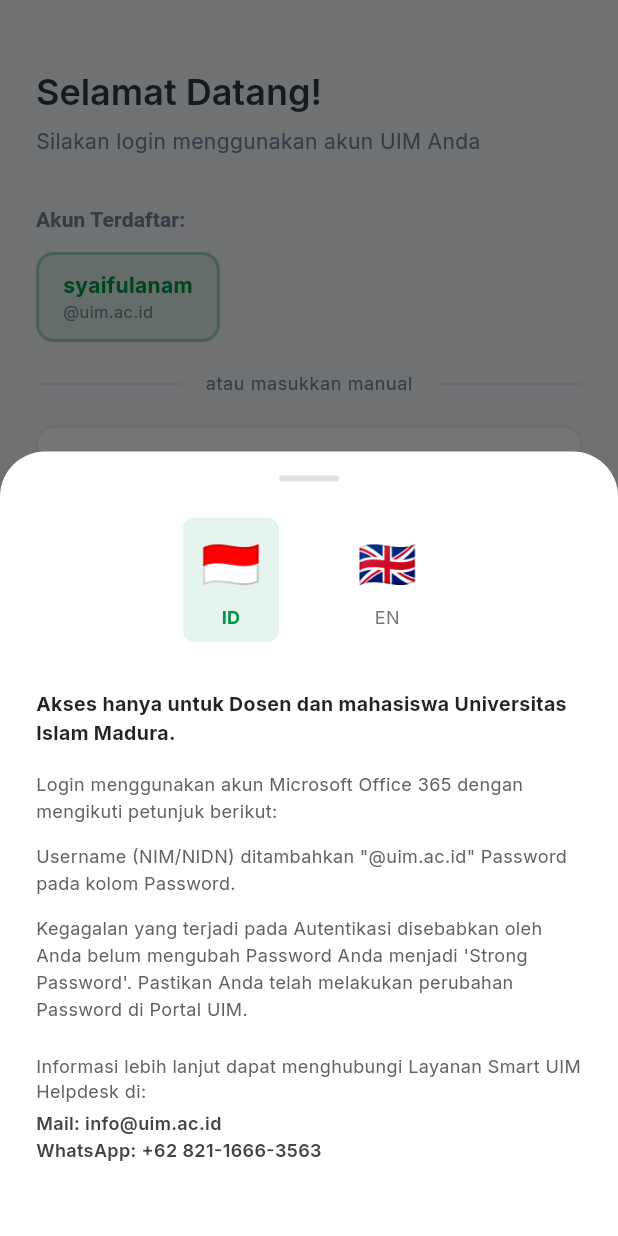
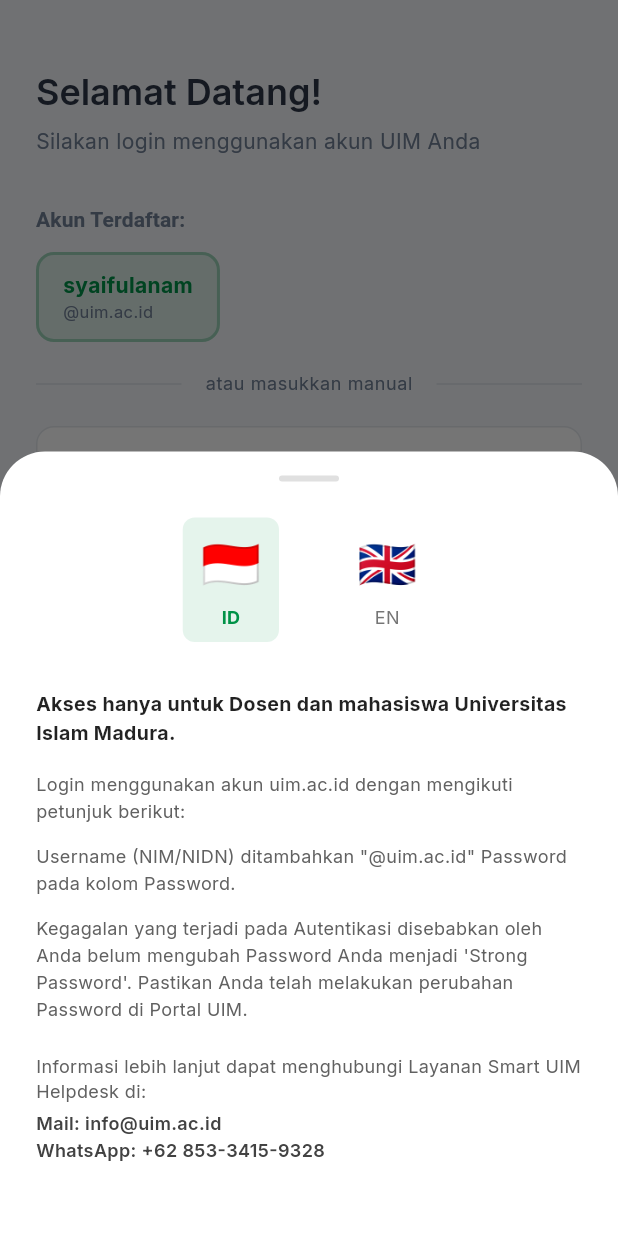
Before and after one commit to siapaajaboleh888/UAS_Smart-UIM, a Flutter app: the screen it shows after launch, scrolled down 309 dp, after a tap on "Bantuan ?", on a phone screen of 412 x 824 dp. Run offline on Flutter 3.47's test engine with Material 3 defaults, Android fonts, the phone set to English and light mode, and no system bars; our stand-ins replace google_fonts, image_picker, shared_preferences; accounts and stored records are empty.

Commit message:
chore: update help text to akun uim.ac.id and update WhatsApp contact across screens

```diff
--- a/lib/screens/login_screen.dart
+++ b/lib/screens/login_screen.dart
@@ -617,8 +617,8 @@
                   const SizedBox(height: 16),
                   Text(
                     isIndonesian
-                        ? 'Login menggunakan akun Microsoft Office 365 dengan mengikuti petunjuk berikut:'
-                        : 'Login only using your Microsoft Office 365 account by following these format:',
+                        ? 'Login menggunakan akun uim.ac.id dengan mengikuti petunjuk berikut:'
+                        : 'Login only using your akun uim.ac.id account by following these format:',
                     style: TextStyle(
                       fontSize: 12,
                       color: Colors.grey[700],
@@ -659,7 +659,7 @@
                   ),
                   const SizedBox(height: 4),
                   Text(
-                    'Mail: info@uim.ac.id\nWhatsApp: +62 821-1666-3563',
+                    'Mail: info@uim.ac.id\nWhatsApp: +62 853-3415-9328',
                     style: TextStyle(
                       fontSize: 12,
                       fontWeight: FontWeight.w600,
--- a/lib/screens/material_content_screen.dart
+++ b/lib/screens/material_content_screen.dart
@@ -199,7 +199,7 @@
                                   ],
                                 ),
                               ),
-                              _buildInfoText('• No. HP: ${user?.phone ?? '085727930642'}'),
+                              _buildInfoText('• No. HP: ${user?.phone ?? '6285334159328'}'),
                               _buildInfoText('  SMS/Telp/WhatsApp'),
                             ],
                           ),
--- a/lib/services/user_service.dart
+++ b/lib/services/user_service.dart
@@ -43,7 +43,7 @@
         nim: '2022020100078',
         nama: 'MOH. SYAIFUL ANAM',
         email: 'syaifulanam@uim.ac.id',
-        phone: '082334455667',
+        phone: '6285334159328',
         prodi: 'Teknik Informatika',
         angkatan: '2022',
         password: 'anam1234', // Default password
```
